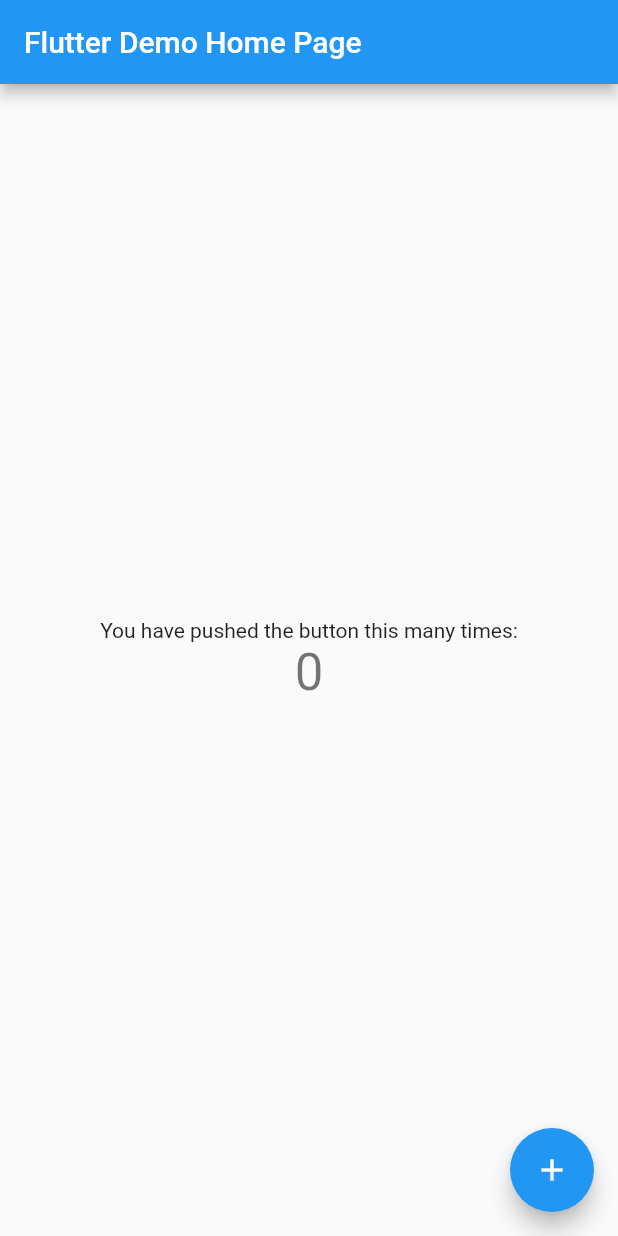
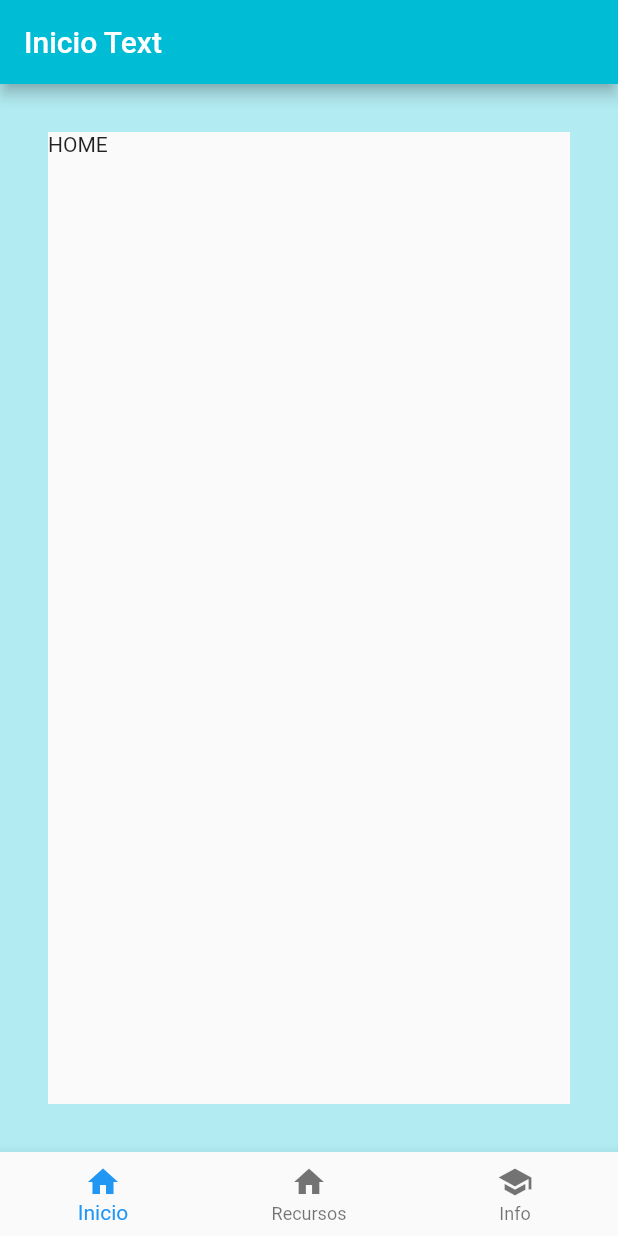
Before and after one commit to MovingForwardApp/moving-forward, a Flutter app: the screen it shows after launch, on a phone screen of 412 x 824 dp. Run offline on Flutter 3.47's test engine with Material 2 defaults, Android fonts, the phone set to English and light mode, and no system bars.

Commit message:
scaffolding

```diff
--- /dev/null
+++ b/lib/categories.dart
@@ -0,0 +1,9 @@
+import 'package:flutter/material.dart';
+import 'package:flutter/widgets.dart';
+
+class Categories extends StatelessWidget {
+  @override
+  Widget build(BuildContext context) {
+    return Scaffold(body: Text('CATEGORIES'));
+  }
+}
--- /dev/null
+++ b/lib/home.dart
@@ -0,0 +1,9 @@
+import 'package:flutter/material.dart';
+import 'package:flutter/widgets.dart';
+
+class Home extends StatelessWidget {
+  @override
+  Widget build(BuildContext context) {
+    return Scaffold(body: Text('HOME'));
+  }
+}
--- /dev/null
+++ b/lib/info.dart
@@ -0,0 +1,9 @@
+import 'package:flutter/material.dart';
+import 'package:flutter/widgets.dart';
+
+class Info extends StatelessWidget {
+  @override
+  Widget build(BuildContext context) {
+    return Scaffold(body: Text('INFO'));
+  }
+}
--- /dev/null
+++ b/lib/layout.dart
@@ -0,0 +1,99 @@
+import 'package:flutter/material.dart';
+import 'package:flutter/rendering.dart';
+
+import 'categories.dart';
+import 'home.dart';
+import 'info.dart';
+
+class Destination {
+  Destination(this.title, this.icon, this.color, this.component);
+  final String title;
+  final IconData icon;
+  final MaterialColor color;
+  final Widget component;
+}
+
+List<Destination> allDestinations = <Destination>[
+  Destination('Inicio', Icons.home, Colors.cyan, Home()),
+  Destination('Recursos', Icons.home, Colors.teal, Categories()),
+  Destination('Info', Icons.school, Colors.orange, Info())
+];
+
+class DestinationView extends StatefulWidget {
+  const DestinationView({Key key, this.destination}) : super(key: key);
+
+  final Destination destination;
+
+  @override
+  _DestinationViewState createState() => _DestinationViewState();
+}
+
+class _DestinationViewState extends State<DestinationView> {
+  TextEditingController _textController;
+
+  @override
+  void initState() {
+    super.initState();
+  }
+
+  @override
+  Widget build(BuildContext context) {
+    return Scaffold(
+      appBar: AppBar(
+        title: Text('${widget.destination.title} Text'),
+        backgroundColor: widget.destination.color,
+      ),
+      backgroundColor: widget.destination.color[100],
+      body: Container(
+        padding: const EdgeInsets.all(32.0),
+        alignment: Alignment.center,
+        child: widget.destination.component,
+      ),
+    );
+  }
+
+  @override
+  void dispose() {
+    _textController.dispose();
+    super.dispose();
+  }
+}
+
+class LayoutPage extends StatefulWidget {
+  @override
+  _LayoutPageState createState() => _LayoutPageState();
+}
+
+class _LayoutPageState extends State<LayoutPage>
+    with TickerProviderStateMixin<LayoutPage> {
+  int _currentIndex = 0;
+
+  @override
+  Widget build(BuildContext context) {
+    return Scaffold(
+      body: SafeArea(
+        top: false,
+        child: IndexedStack(
+          index: _currentIndex,
+          children: allDestinations.map<Widget>((Destination destination) {
+            return DestinationView(destination: destination);
+          }).toList(),
+        ),
+      ),
+      bottomNavigationBar: BottomNavigationBar(
+        currentIndex: _currentIndex,
+        onTap: (int index) {
+          setState(() {
+            _currentIndex = index;
+          });
+        },
+        items: allDestinations.map((Destination destination) {
+          return BottomNavigationBarItem(
+              icon: Icon(destination.icon),
+              backgroundColor: destination.color,
+              title: Text(destination.title));
+        }).toList(),
+      ),
+    );
+  }
+}
--- a/lib/main.dart
+++ b/lib/main.dart
@@ -1,4 +1,7 @@
 import 'package:flutter/material.dart';
+
+import 'layout.dart';
+import 'resource.dart';
 
 void main() {
   runApp(MyApp());
@@ -9,109 +12,13 @@
   @override
   Widget build(BuildContext context) {
     return MaterialApp(
-      title: 'Flutter Demo',
-      theme: ThemeData(
-        // This is the theme of your application.
-        //
-        // Try running your application with "flutter run". You'll see the
-        // application has a blue toolbar. Then, without quitting the app, try
-        // changing the primarySwatch below to Colors.green and then invoke
-        // "hot reload" (press "r" in the console where you ran "flutter run",
-        // or simply save your changes to "hot reload" in a Flutter IDE).
-        // Notice that the counter didn't reset back to zero; the application
-        // is not restarted.
-        primarySwatch: Colors.blue,
-        // This makes the visual density adapt to the platform that you run
-        // the app on. For desktop platforms, the controls will be smaller and
-        // closer together (more dense) than on mobile platforms.
-        visualDensity: VisualDensity.adaptivePlatformDensity,
-      ),
-      home: MyHomePage(title: 'Flutter Demo Home Page'),
-    );
+        title: 'Persons Moving Forward',
+        // home: LayoutPage(),
+        initialRoute: '/',
+        routes: <String, WidgetBuilder>{
+          "/": (BuildContext context) => LayoutPage(),
+          "/resource": (BuildContext context) => Resource(),
+        },
+        debugShowCheckedModeBanner: false);
   }
 }
-
-class MyHomePage extends StatefulWidget {
-  MyHomePage({Key key, this.title}) : super(key: key);
-
-  // This widget is the home page of your application. It is stateful, meaning
-  // that it has a State object (defined below) that contains fields that affect
-  // how it looks.
-
-  // This class is the configuration for the state. It holds the values (in this
-  // case the title) provided by the parent (in this case the App widget) and
-  // used by the build method of the State. Fields in a Widget subclass are
-  // always marked "final".
-
-  final String title;
-
-  @override
-  _MyHomePageState createState() => _MyHomePageState();
-}
-
-class _MyHomePageState extends State<MyHomePage> {
-  int _counter = 0;
-
-  void _incrementCounter() {
-    setState(() {
-      // This call to setState tells the Flutter framework that something has
-      // changed in this State, which causes it to rerun the build method below
-      // so that the display can reflect the updated values. If we changed
-      // _counter without calling setState(), then the build method would not be
-      // called again, and so nothing would appear to happen.
-      _counter++;
-    });
-  }
-
-  @override
-  Widget build(BuildContext context) {
-    // This method is rerun every time setState is called, for instance as done
-    // by the _incrementCounter method above.
-    //
-    // The Flutter framework has been optimized to make rerunning build methods
-    // fast, so that you can just rebuild anything that needs updating rather
-    // than having to individually change instances of widgets.
-    return Scaffold(
-      appBar: AppBar(
-        // Here we take the value from the MyHomePage object that was created by
-        // the App.build method, and use it to set our appbar title.
-        title: Text(widget.title),
-      ),
-      body: Center(
-        // Center is a layout widget. It takes a single child and positions it
-        // in the middle of the parent.
-        child: Column(
-          // Column is also a layout widget. It takes a list of children and
-          // arranges them vertically. By default, it sizes itself to fit its
-          // children horizontally, and tries to be as tall as its parent.
-          //
-          // Invoke "debug painting" (press "p" in the console, choose the
-          // "Toggle Debug Paint" action from the Flutter Inspector in Android
-          // Studio, or the "Toggle Debug Paint" command in Visual Studio Code)
-          // to see the wireframe for each widget.
-          //
-          // Column has various properties to control how it sizes itself and
-          // how it positions its children. Here we use mainAxisAlignment to
-          // center the children vertically; the main axis here is the vertical
-          // axis because Columns are vertical (the cross axis would be
-          // horizontal).
-          mainAxisAlignment: MainAxisAlignment.center,
-          children: <Widget>[
-            Text(
-              'You have pushed the button this many times:',
-            ),
-            Text(
-              '$_counter',
-              style: Theme.of(context).textTheme.headline4,
-            ),
-          ],
-        ),
-      ),
-      floatingActionButton: FloatingActionButton(
-        onPressed: _incrementCounter,
-        tooltip: 'Increment',
-        child: Icon(Icons.add),
-      ), // This trailing comma makes auto-formatting nicer for build methods.
-    );
-  }
-}
--- /dev/null
+++ b/lib/resource.dart
@@ -0,0 +1,14 @@
+import 'package:flutter/material.dart';
+import 'package:flutter/widgets.dart';
+
+class Resource extends StatelessWidget {
+  @override
+  Widget build(BuildContext context) {
+    return Scaffold(
+        body: Container(
+      padding: const EdgeInsets.all(32.0),
+      alignment: Alignment.center,
+      child: Text('RESOURCE'),
+    ));
+  }
+}
```
